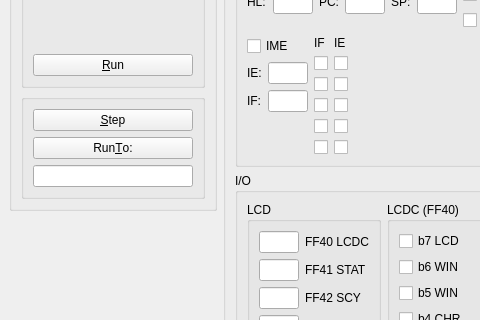
This is mainwindow.ui in brNX/gameboy-emu as Qt 5 draws it before an edit; both pictures show x 0 to 480 and y 171 to 491 of the 1165 by 952 pixel window. The edited form follows.
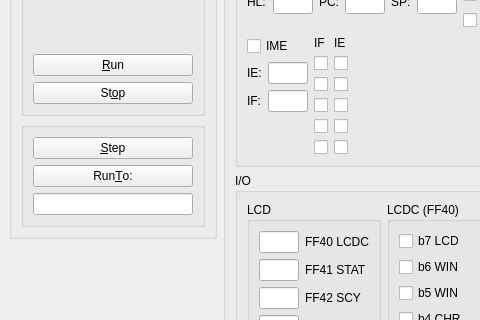
This is the edited form. Custom widgets are drawn as their Qt base class.

What changed in the file:
```diff
--- a/mainwindow.ui
+++ b/mainwindow.ui
@@ -67,6 +67,13 @@
               </property>
              </widget>
             </item>
+            <item>
+             <widget class="QPushButton" name="stopButton">
+              <property name="text">
+               <string>St&amp;op</string>
+              </property>
+             </widget>
+            </item>
            </layout>
           </widget>
          </item>
```
